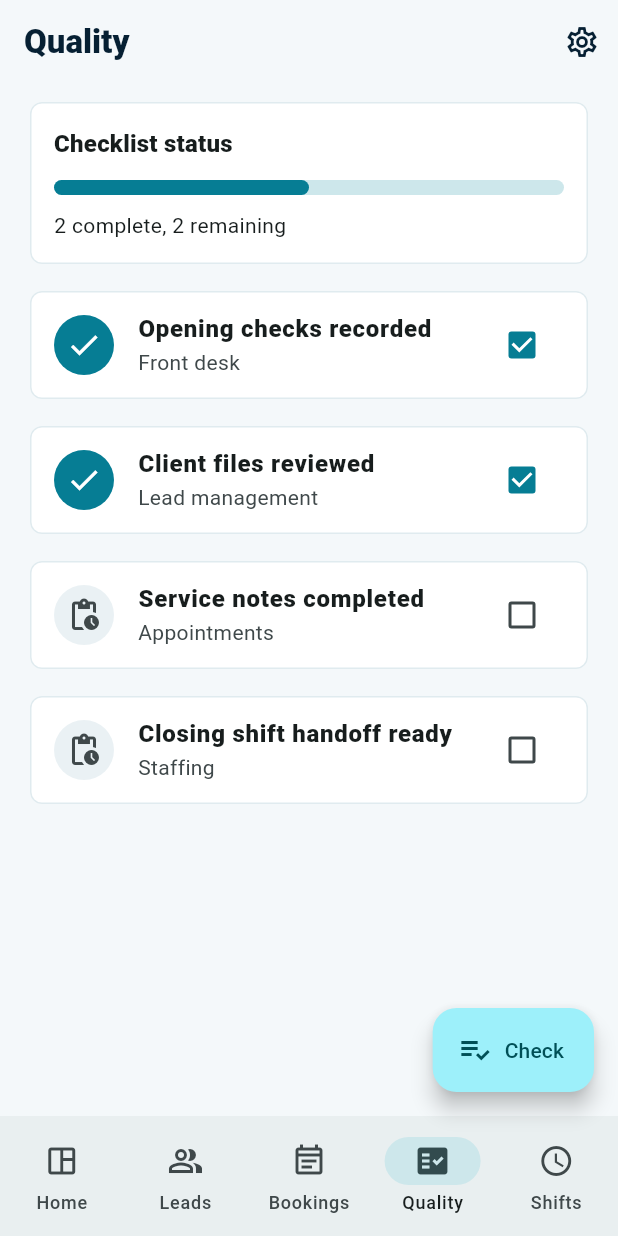
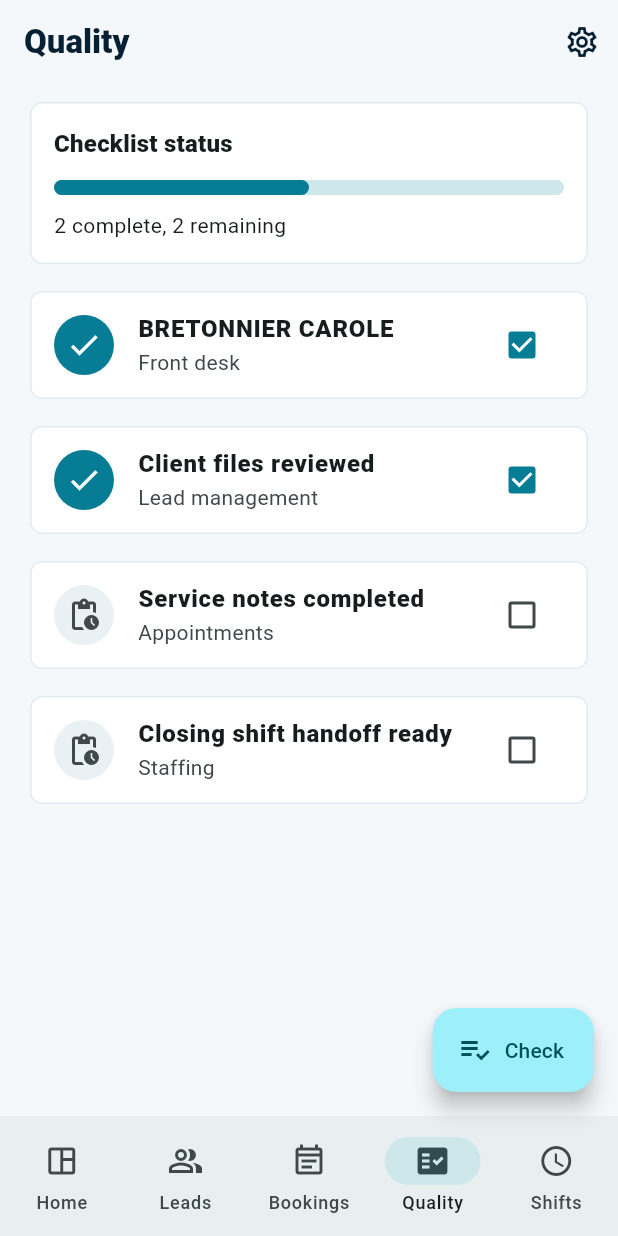
Before and after one commit to EOOrga/68d9d0f71299230338c55282, a Flutter app: the screen it shows after launch, item 4 of the bottom bar chosen, on a phone screen of 412 x 824 dp. Run offline on Flutter 3.47's test engine with Material 3 defaults, Android fonts, the phone set to English and light mode, and no system bars.

Commit message:
Create Flutter variant com.jenfgwdhzcib.bretonnier_carole

```diff
--- a/lib/main.dart
+++ b/lib/main.dart
@@ -274,7 +274,7 @@ class OperationsStore extends ChangeNotifier {
       ..addAll(<QualityTask>[
         QualityTask(
           id: 'quality-1',
-          title: 'Opening checks recorded',
+          title: 'BRETONNIER CAROLE',
           area: 'Front desk',
           isComplete: true,
         ),
--- a/pubspec.yaml
+++ b/pubspec.yaml
@@ -26,4 +26,6 @@ flutter_launcher_icons:
   android: true
   ios: false
   image_path: "docs/icon.png"
+  adaptive_icon_foreground: docs/icon.png
+  adaptive_icon_background: "#FF1FF8"
   min_sdk_android: 23
```
Also changed, not shown: docs/icon.png, 11 other files.
